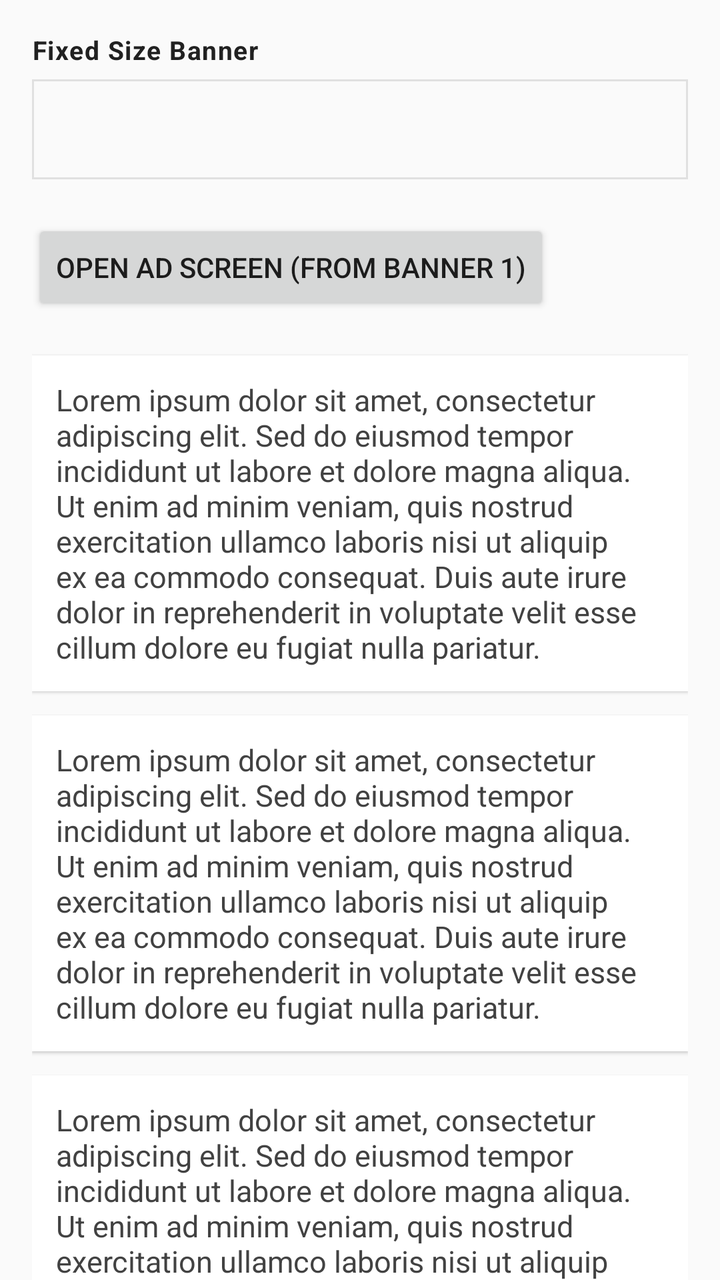
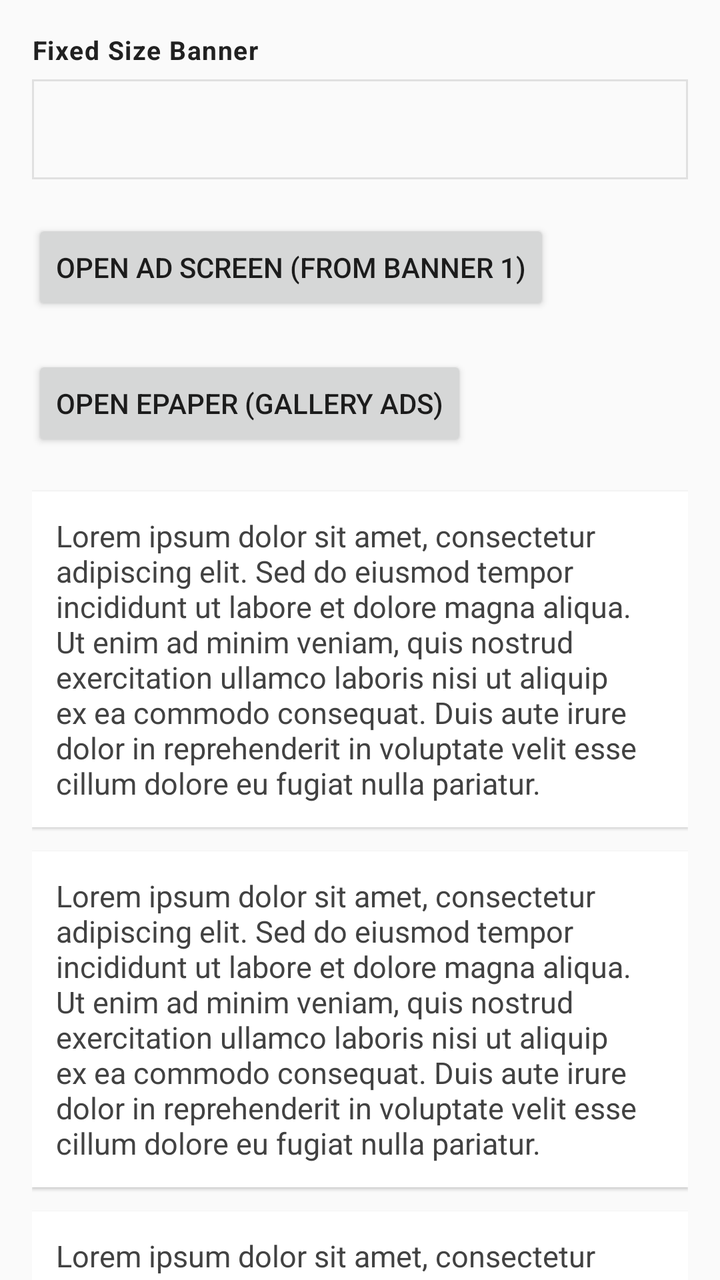

The first picture is an Android layout as it rendered before a commit; the second is the same layout after the commit. The layout source and the unified diff follow.
<!-- AndroidManifest.xml: application theme AppTheme -->
<!-- res/layout/fragment_remote_config_sticky.xml -->
<?xml version="1.0" encoding="utf-8"?>
<androidx.core.widget.NestedScrollView
    xmlns:android="http://schemas.android.com/apk/res/android"
    android:id="@+id/remoteConfigScrollView"
    android:layout_width="match_parent"
    android:layout_height="match_parent"
    android:overScrollMode="never">

    <LinearLayout
        android:layout_width="match_parent"
        android:layout_height="wrap_content"
        android:orientation="vertical"
        android:padding="16dp">

        

        <TextView
            android:layout_width="match_parent"
            android:layout_height="wrap_content"
            android:layout_marginBottom="6dp"
            android:text="Fixed Size Banner"
            android:textColor="#212121"
            android:textSize="13sp"
            android:textStyle="bold"
            android:letterSpacing="0.04" />

        <FrameLayout
            android:id="@+id/bannerContainer1"
            android:layout_width="match_parent"
            android:layout_height="wrap_content"
            android:layout_marginBottom="20dp"
            android:minHeight="50dp"
            android:background="@drawable/bg_ad_slot" />

        
        <Button
            android:id="@+id/btnOpenAdScreen1"
            android:layout_width="wrap_content"
            android:layout_height="wrap_content"
            android:layout_marginBottom="20dp"
            android:text="Open ad screen (from banner 1)" />

        <include layout="@layout/item_sticky_paragraph" android:id="@+id/para1" />
        <include layout="@layout/item_sticky_paragraph" android:id="@+id/para2" />
        <include layout="@layout/item_sticky_paragraph" android:id="@+id/para3" />
        <include layout="@layout/item_sticky_paragraph" android:id="@+id/para4" />
        <include layout="@layout/item_sticky_paragraph" android:id="@+id/para5" />

        

        <TextView
            android:layout_width="match_parent"
            android:layout_height="wrap_content"
            android:layout_marginBottom="6dp"
            android:text="Sticky Banner"
            android:textColor="#212121"
            android:textSize="13sp"
            android:textStyle="bold"
            android:letterSpacing="0.04" />

        <FrameLayout
            android:id="@+id/stickyContainer1"
            android:layout_width="match_parent"
            android:layout_height="wrap_content"
            android:layout_marginBottom="20dp"
            android:background="@drawable/bg_ad_slot" />

        <Button
            android:id="@+id/btnOpenAdScreen2"
            android:layout_width="wrap_content"
            android:layout_height="wrap_content"
            android:layout_marginBottom="20dp"
            android:text="Open ad screen (from sticky 1)" />

        <include layout="@layout/item_sticky_paragraph" android:id="@+id/para6" />
        <include layout="@layout/item_sticky_paragraph" android:id="@+id/para7" />
        <include layout="@layout/item_sticky_paragraph" android:id="@+id/para8" />
        <include layout="@layout/item_sticky_paragraph" android:id="@+id/para9" />
        <include layout="@layout/item_sticky_paragraph" android:id="@+id/para10" />

        

        <TextView
            android:layout_width="match_parent"
            android:layout_height="wrap_content"
            android:layout_marginBottom="6dp"
            android:text="Adaptive Banner"
            android:textColor="#212121"
            android:textSize="13sp"
            android:textStyle="bold"
            android:letterSpacing="0.04" />

        <FrameLayout
            android:id="@+id/bannerContainer2"
            android:layout_width="match_parent"
            android:layout_height="wrap_content"
            android:layout_marginBottom="20dp"
            android:minHeight="50dp"
            android:background="@drawable/bg_ad_slot" />

        <Button
            android:id="@+id/btnOpenAdScreen3"
            android:layout_width="wrap_content"
            android:layout_height="wrap_content"
            android:layout_marginBottom="20dp"
            android:text="Open ad screen (from banner 2)" />

        <include layout="@layout/item_sticky_paragraph" android:id="@+id/para11" />
        <include layout="@layout/item_sticky_paragraph" android:id="@+id/para12" />
        <include layout="@layout/item_sticky_paragraph" android:id="@+id/para13" />
        <include layout="@layout/item_sticky_paragraph" android:id="@+id/para14" />
        <include layout="@layout/item_sticky_paragraph" android:id="@+id/para15" />

        

        <TextView
            android:layout_width="match_parent"
            android:layout_height="wrap_content"
            android:layout_marginBottom="6dp"
            android:text="Sticky Banner"
            android:textColor="#212121"
            android:textSize="13sp"
            android:textStyle="bold"
            android:letterSpacing="0.04" />

        <FrameLayout
            android:id="@+id/stickyContainer2"
            android:layout_width="match_parent"
            android:layout_height="wrap_content"
            android:layout_marginBottom="20dp"
            android:background="@drawable/bg_ad_slot" />

        <Button
            android:id="@+id/btnOpenAdScreen4"
            android:layout_width="wrap_content"
            android:layout_height="wrap_content"
            android:layout_marginBottom="20dp"
            android:text="Open ad screen (from sticky 2)" />

        <include layout="@layout/item_sticky_paragraph" android:id="@+id/para16" />
        <include layout="@layout/item_sticky_paragraph" android:id="@+id/para17" />
        <include layout="@layout/item_sticky_paragraph" android:id="@+id/para18" />
        <include layout="@layout/item_sticky_paragraph" android:id="@+id/para19" />
        <include layout="@layout/item_sticky_paragraph" android:id="@+id/para20" />

        

        

        <TextView
            android:layout_width="match_parent"
            android:layout_height="wrap_content"
            android:layout_marginTop="8dp"
            android:layout_marginBottom="6dp"
            android:text="Interstitial"
            android:textColor="#212121"
            android:textSize="13sp"
            android:textStyle="bold"
            android:letterSpacing="0.04" />

        <TextView
            android:id="@+id/interstitialStatus"
            android:layout_width="match_parent"
            android:layout_height="wrap_content"
            android:layout_marginBottom="8dp"
            android:padding="8dp"
            android:background="@drawable/bg_ad_slot"
            android:text="not loaded"
            android:textColor="#616161"
            android:textSize="14sp"
            android:fontFamily="monospace" />

        <Button
            android:id="@+id/btnPrefetchInterstitial"
            android:layout_width="wrap_content"
            android:layout_height="wrap_content"
            android:text="Prefetch" />

        <Button
            android:id="@+id/btnShowInterstitial"
            android:layout_width="wrap_content"
            android:layout_height="wrap_content"
            android:text="Show" />

        <Button
            android:id="@+id/btnPrefetchAndShowInterstitial"
            android:layout_width="wrap_content"
            android:layout_height="wrap_content"
            android:layout_marginBottom="16dp"
            android:text="Prefetch and show" />

    </LinearLayout>

</androidx.core.widget.NestedScrollView>
<!-- res/layout/item_sticky_paragraph.xml (included above) -->
<?xml version="1.0" encoding="utf-8"?>
<TextView
    xmlns:android="http://schemas.android.com/apk/res/android"
    android:id="@+id/paragraphText"
    android:layout_width="match_parent"
    android:layout_height="wrap_content"
    android:layout_marginBottom="12dp"
    android:background="#FFFFFF"
    android:elevation="1dp"
    android:padding="12dp"
    android:text="Lorem ipsum dolor sit amet, consectetur adipiscing elit. Sed do eiusmod tempor incididunt ut labore et dolore magna aliqua. Ut enim ad minim veniam, quis nostrud exercitation ullamco laboris nisi ut aliquip ex ea commodo consequat. Duis aute irure dolor in reprehenderit in voluptate velit esse cillum dolore eu fugiat nulla pariatur."
    android:textColor="#424242"
    android:textSize="15sp" />
<!-- resources referenced by this layout -->
<resources>
  <!-- drawable bg_ad_slot (drawable) -->
  <?xml version="1.0" encoding="utf-8"?>
  <shape xmlns:android="http://schemas.android.com/apk/res/android"
      android:shape="rectangle">
      <stroke
          android:width="1dp"
          android:color="#E0E0E0" />
  </shape>
  <style name="AppTheme" parent="Theme.AppCompat.DayNight.DarkActionBar">
          <item name="colorPrimary">@color/colorPrimary</item>
          <item name="colorPrimaryDark">@color/colorPrimaryDark</item>
          <item name="colorAccent">@color/colorAccent</item>
      </style>
  <color name="colorPrimary">#3F51B5</color>
  <color name="colorPrimaryDark">#303F9F</color>
  <color name="colorAccent">#FF4081</color>
</resources>

<!-- the commit's change to res/layout/fragment_remote_config_sticky.xml (unified diff, before → after) -->
@@ -39,6 +39,13 @@
             android:layout_height="wrap_content"
             android:layout_marginBottom="20dp"
             android:text="Open ad screen (from banner 1)" />
+
+        <Button
+            android:id="@+id/btnOpenGallery"
+            android:layout_width="wrap_content"
+            android:layout_height="wrap_content"
+            android:layout_marginBottom="20dp"
+            android:text="Open ePaper (gallery ads)" />
 
         <include layout="@layout/item_sticky_paragraph" android:id="@+id/para1" />
         <include layout="@layout/item_sticky_paragraph" android:id="@+id/para2" />
